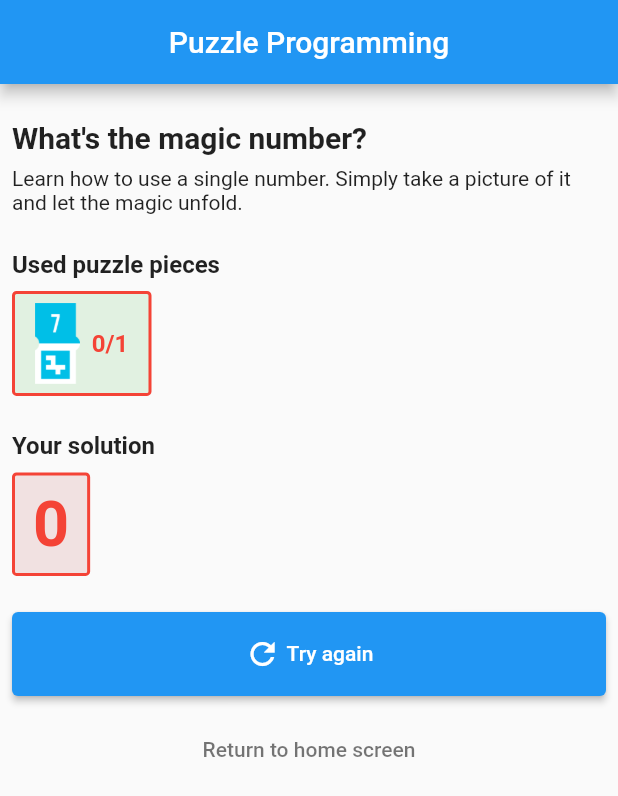
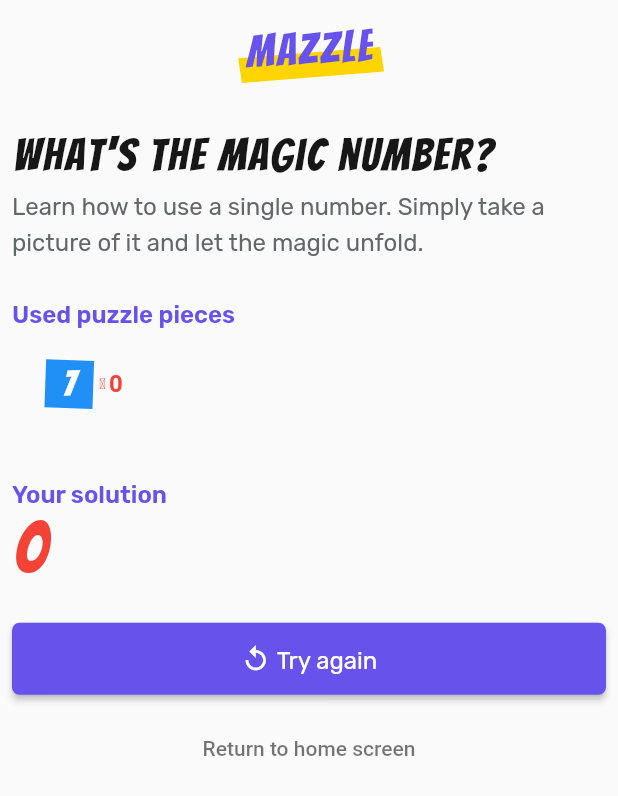
Before and after one commit to johannesstricker/puzzleprogramming, a Flutter app: the SolutionScreen screen opened directly with empty values, on a phone screen of 412 x 824 dp. Shown: the top 796 px of the screen. Run offline on Flutter 3.47's test engine with Material 2 defaults, Android fonts, the phone set to English and light mode, and no system bars; our stand-ins replace bloc, camera, equatable, flutter_bloc, google_fonts and 1 more; missing offline and left inert: dart:ffi; accounts and stored records are empty.

Commit message:
Redesign challenge and solution screens

```diff
--- a/puzzlemath/lib/screens/challenge_screen.dart
+++ b/puzzlemath/lib/screens/challenge_screen.dart
@@ -45,15 +45,11 @@ class ChallengeScreen extends StatelessWidget {
   Widget buildMarker(BuildContext context, Marker marker, int count) {
     return Container(
       padding: EdgeInsets.symmetric(vertical: 6.0, horizontal: 4.0),
-      decoration: BoxDecoration(
-        color: Color.fromRGBO(0, 0, 0, 0.05),
-        borderRadius: BorderRadius.circular(3.0),
-      ),
       child: Row(
         mainAxisAlignment: MainAxisAlignment.center,
         crossAxisAlignment: CrossAxisAlignment.center,
         children: [
-          PuzzlePiece(marker),
+          PuzzlePiece(marker, width: 32, height: 32),
           SizedBox(width: 4.0),
           Padding(
             padding: EdgeInsets.only(top: 1.0),
@@ -64,7 +60,7 @@ class ChallengeScreen extends StatelessWidget {
                   fontSize: 10.0,
                 )),
           ),
-          SizedBox(width: 4.0),
+          SizedBox(width: 2.0),
           Text(count.toString(),
               textAlign: TextAlign.center,
               style: TextStyle(
@@ -78,19 +74,19 @@ class ChallengeScreen extends StatelessWidget {
   }
 
   Text buildSectionTitle(BuildContext context, String text) {
-    return Text(text,
-        style: TextStyle(
-          fontSize: 16.0,
-          fontWeight: FontWeight.bold,
-        ));
+    return Text(
+      text,
+      style: TextMediumM.copyWith(color: ColorPrimary),
+    );
   }
 
   Text buildSolution(BuildContext context, int solution) {
-    return Text(solution.toString(),
-        style: TextStyle(
-          fontSize: 24.0,
-          fontWeight: FontWeight.bold,
-        ));
+    return Text(
+      solution.toString(),
+      style: TextHeading1.copyWith(
+        fontSize: 48.0,
+      ),
+    );
   }
 
   Widget buildMarkerList(BuildContext context) {
@@ -100,8 +96,8 @@ class ChallengeScreen extends StatelessWidget {
       shrinkWrap: true,
       physics: const NeverScrollableScrollPhysics(),
       crossAxisCount: 4,
-      crossAxisSpacing: 8.0,
-      mainAxisSpacing: 8.0,
+      crossAxisSpacing: 4.0,
+      mainAxisSpacing: 4.0,
       childAspectRatio: 1.33,
       children: List.generate(
         availableMarkers.length,
@@ -128,11 +124,9 @@ class ChallengeScreen extends StatelessWidget {
               buildDescription(context),
               SizedBox(height: 24),
               buildSectionTitle(context, 'Use these puzzle pieces'),
-              SizedBox(height: 12),
               buildMarkerList(context),
               SizedBox(height: 24),
               buildSectionTitle(context, 'Puzzle this number'),
-              SizedBox(height: 12),
               buildSolution(context, challenge.solution),
               SizedBox(height: 24),
               SizedBox(
--- a/puzzlemath/lib/screens/solution_screen.dart
+++ b/puzzlemath/lib/screens/solution_screen.dart
@@ -2,7 +2,10 @@ import 'package:flutter/material.dart';
 import 'package:puzzlemath/models/challenge/challenge.dart';
 import 'package:puzzlemath/math/math.dart';
 import 'package:puzzlemath/screens/challenge_list_screen.dart';
+import 'package:puzzlemath/widgets/app_bar.dart';
 import 'package:puzzlemath/widgets/puzzle_piece.dart';
+import 'package:puzzlemath/widgets/button.dart';
+import 'package:puzzlemath/theme/theme.dart';
 
 class SolutionScreenArguments {
   final int proposedSolution;
@@ -36,42 +39,31 @@ class SolutionScreen extends StatelessWidget {
   }
 
   Text buildTitle(BuildContext context) {
-    return Text(challenge.name,
-        style: TextStyle(
-          fontWeight: FontWeight.bold,
-          fontSize: 20.0,
-        ));
+    return Text(
+      challenge.name,
+      style: TextHeading1,
+    );
   }
 
   Text buildDescription(BuildContext context) {
-    return Text(challenge.description,
-        style: TextStyle(
-          color: Colors.black87,
-        ));
+    return Text(
+      challenge.description,
+      style: TextRegularM.copyWith(color: ColorNeutral70),
+    );
   }
 
   Widget buildSuccessButton(BuildContext context) {
     return SizedBox(
       width: double.infinity,
-      child: ElevatedButton(
+      child: Button.Primary(
+        text: 'Continue',
+        icon: Icons.check,
         onPressed: () {
           Navigator.pushNamed(
             context,
             ChallengeListScreen.routeName,
           );
         },
-        child: Padding(
-          padding: EdgeInsets.symmetric(vertical: 16.0, horizontal: 8.0),
-          child: Row(
-            mainAxisAlignment: MainAxisAlignment.center,
-            crossAxisAlignment: CrossAxisAlignment.center,
-            children: [
-              Icon(Icons.check),
-              SizedBox(width: 4),
-              Text('Continue'),
-            ],
-          ),
-        ),
       ),
     );
   }
@@ -79,22 +71,12 @@ class SolutionScreen extends StatelessWidget {
   Widget buildRetryButton(BuildContext context) {
     return SizedBox(
       width: double.infinity,
-      child: ElevatedButton(
+      child: Button.Primary(
+        text: 'Try again',
+        icon: Icons.replay,
         onPressed: () {
           Navigator.pop(context);
         },
-        child: Padding(
-          padding: EdgeInsets.symmetric(vertical: 16.0, horizontal: 8.0),
-          child: Row(
-            mainAxisAlignment: MainAxisAlignment.center,
-            crossAxisAlignment: CrossAxisAlignment.center,
-            children: [
-              Icon(Icons.refresh),
-              SizedBox(width: 4),
-              Text('Try again'),
-            ],
-          ),
-        ),
       ),
     );
   }
@@ -119,25 +101,12 @@ class SolutionScreen extends StatelessWidget {
   }
 
   Widget buildSolutionWidget() {
-    final backgroundColor = isCorrect
-        ? Color.fromRGBO(0, 155, 0, 0.1)
-        : Color.fromRGBO(155, 0, 0, 0.1);
     final foregroundColor = isCorrect ? Colors.green : Colors.red;
-    return Container(
-      padding: EdgeInsets.symmetric(vertical: 8.0, horizontal: 12.0),
-      decoration: BoxDecoration(
-        color: backgroundColor,
-        borderRadius: BorderRadius.circular(3.0),
-        border: Border.all(width: 2, color: foregroundColor),
-      ),
-      child: Text(
-        proposedSolution.toString(),
-        textAlign: TextAlign.center,
-        style: TextStyle(
-          fontSize: 42.0,
-          fontWeight: FontWeight.bold,
-          color: foregroundColor,
-        ),
+    return Text(
+      proposedSolution.toString(),
+      style: TextHeading1.copyWith(
+        color: foregroundColor,
+        fontSize: 48.0,
       ),
     );
   }
@@ -153,15 +122,13 @@ class SolutionScreen extends StatelessWidget {
             crossAxisAlignment: CrossAxisAlignment.start,
             children: [
               buildTitle(context),
-              SizedBox(height: 8),
+              SizedBox(height: 4.0),
               buildDescription(context),
               SizedBox(height: 24),
               buildSectionTitle('Used puzzle pieces'),
-              SizedBox(height: 8),
               buildMarkerList(context),
               SizedBox(height: 24),
               buildSectionTitle('Your solution'),
-              SizedBox(height: 8),
               buildSolutionWidget(),
               SizedBox(height: 24),
               isCorrect
@@ -180,19 +147,23 @@ class SolutionScreen extends StatelessWidget {
     final Color textColor = used == available ? Colors.green : Colors.red;
     return Container(
       padding: EdgeInsets.symmetric(vertical: 6.0, horizontal: 4.0),
-      decoration: BoxDecoration(
-        // color: Color.fromRGBO(0, 0, 0, 0.05),
-        color: Color.fromRGBO(0, 155, 0, 0.1),
-        borderRadius: BorderRadius.circular(3.0),
-        border: Border.all(width: 2, color: textColor),
-      ),
       child: Row(
         mainAxisAlignment: MainAxisAlignment.center,
         crossAxisAlignment: CrossAxisAlignment.center,
         children: [
-          PuzzlePiece(marker),
-          SizedBox(width: 8.0),
-          Text('$used/$available',
+          PuzzlePiece(marker, width: 32, height: 32),
+          SizedBox(width: 4.0),
+          Padding(
+            padding: EdgeInsets.only(top: 1.0),
+            child: Text('\u2715',
+                textAlign: TextAlign.center,
+                style: TextStyle(
+                  color: textColor,
+                  fontSize: 10.0,
+                )),
+          ),
+          SizedBox(width: 2.0),
+          Text(used.toString(),
               textAlign: TextAlign.center,
               style: TextStyle(
                 fontSize: 16.0,
@@ -211,8 +182,8 @@ class SolutionScreen extends StatelessWidget {
       shrinkWrap: true,
       physics: const NeverScrollableScrollPhysics(),
       crossAxisCount: 4,
-      crossAxisSpacing: 8.0,
-      mainAxisSpacing: 8.0,
+      crossAxisSpacing: 4.0,
+      mainAxisSpacing: 4.0,
       childAspectRatio: 1.33,
       children: List.generate(
         allMarkers.length,
@@ -228,21 +199,16 @@ class SolutionScreen extends StatelessWidget {
   }
 
   Text buildSectionTitle(String text) {
-    return Text(text,
-        style: TextStyle(
-          fontSize: 16.0,
-          fontWeight: FontWeight.bold,
-        ));
+    return Text(
+      text,
+      style: TextMediumM.copyWith(color: ColorPrimary),
+    );
   }
 
   @override
   Widget build(BuildContext context) {
     return Scaffold(
-      appBar: AppBar(
-        leading: Container(),
-        title: Text('Puzzle Programming'),
-        centerTitle: true,
-      ),
+      appBar: PuzzleAppBar(showBackButton: false),
       body: buildMainWidget(context),
     );
   }
--- a/puzzlemath/lib/theme/colors.dart
+++ b/puzzlemath/lib/theme/colors.dart
@@ -9,6 +9,9 @@ const ColorPrimaryFocus = Color(0xFF6753EC);
 
 const ColorSecondary = Color(0xFFFED500);
 
+const ColorDigit = Color(0xFF2190F6);
+const ColorOperator = Color(0xFFFB4566);
+
 const ColorNeutral10 = Color(0xFFFFFFFF);
 const ColorNeutral20 = Color(0xFFF6F9FB);
 const ColorNeutral30 = Color(0xFFDEE2E5);
--- a/puzzlemath/lib/widgets/puzzle_piece.dart
+++ b/puzzlemath/lib/widgets/puzzle_piece.dart
@@ -1,13 +1,71 @@
+import 'dart:math' as math;
 import 'package:flutter/material.dart';
 import 'package:puzzlemath/math/math.dart';
+import 'package:puzzlemath/theme/theme.dart';
+
+double degreesToRadians(double degrees) {
+  return degrees * math.pi / 180.0;
+}
 
 class PuzzlePiece extends StatelessWidget {
+  final double width;
+  final double height;
   final Marker _marker;
 
-  PuzzlePiece(this._marker);
+  PuzzlePiece(this._marker, {required this.width, required this.height});
+
+  Color _backgroundColor() {
+    if (isDigitMarker(this._marker)) {
+      return ColorDigit;
+    }
+    return ColorOperator;
+  }
+
+  String _markerString() {
+    if (isDigitMarker(this._marker)) {
+      return this._marker.index.toString();
+    }
+    switch (this._marker) {
+      case Marker.OperatorAdd:
+        return '+';
+      case Marker.OperatorDivide:
+        return '/';
+      case Marker.OperatorMultiply:
+        return '*';
+      case Marker.OperatorSubtract:
+        return '-';
+      case Marker.Start:
+        return 'S';
+      case Marker.End:
+        return 'E';
+      default:
+        return '?';
+    }
+  }
+
+  Widget _text() {
+    return Text(
+      _markerString(),
+      style: TextHeading2.copyWith(color: ColorNeutral10),
+    );
+  }
 
   @override
   Widget build(BuildContext context) {
-    return Image.asset('assets/images/${_marker.toString()}.png');
+    return Transform.rotate(
+        angle: degreesToRadians(2),
+        child: Container(
+          width: width,
+          height: height,
+          color: _backgroundColor(),
+          child: Center(
+            child: _text(),
+          ),
+        ));
   }
+
+  // @override
+  // Widget build(BuildContext context) {
+  //   return Image.asset('assets/images/${_marker.toString()}.png');
+  // }
 }
```
